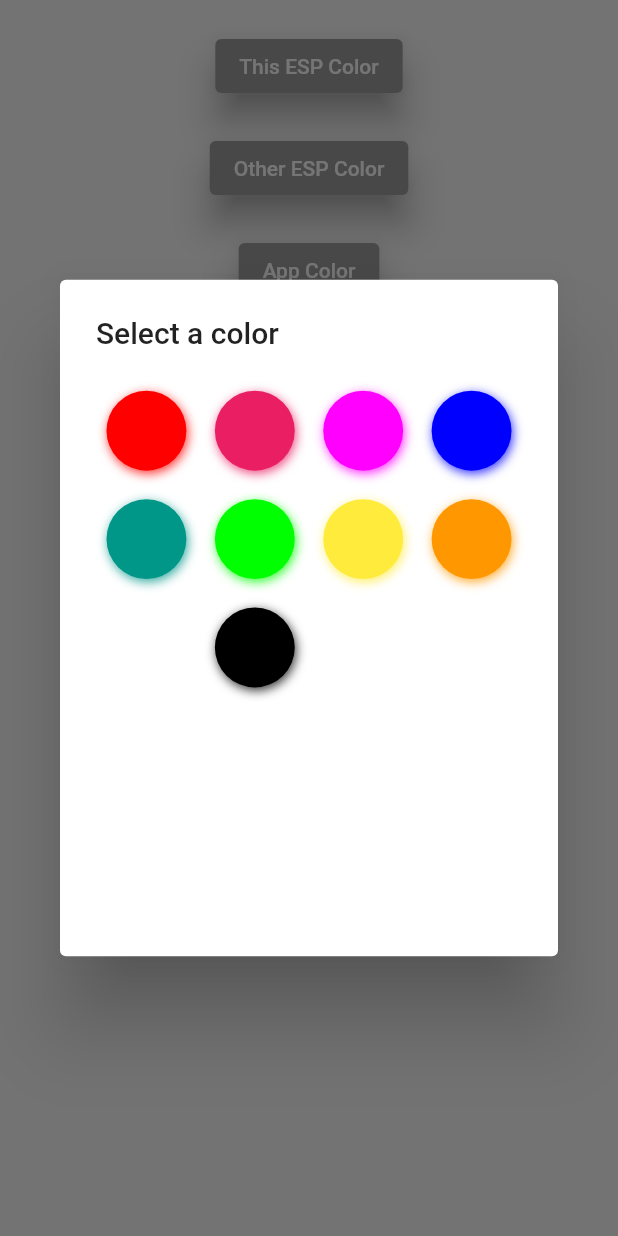
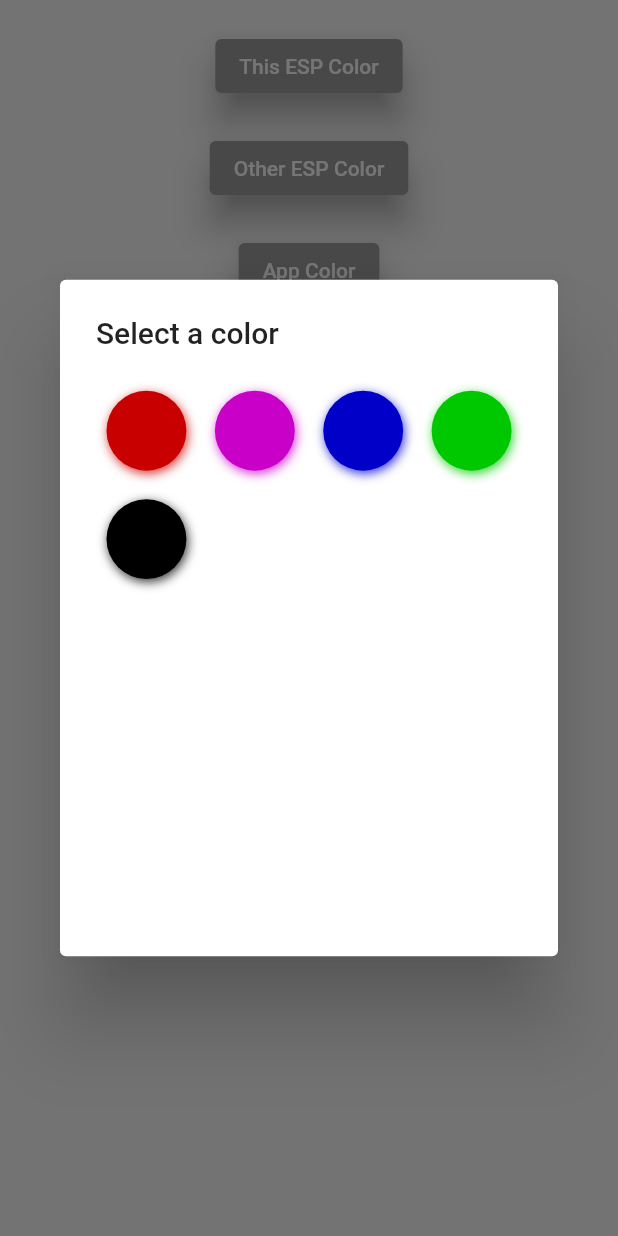
Before and after one commit to lidor51/WifiIntercom, a Flutter app: the BlockColorPickerFlutter widget shown alone on an empty page, opened directly with empty values, after a tap on "This ESP Color", on a phone screen of 412 x 824 dp. Run offline on Flutter 3.47's test engine with Material 2 defaults, Android fonts, the phone set to English and light mode, and no system bars; drawn by our look-alikes of flutter_colorpicker; our stand-ins replace flutter_blue, logger, permission_handler; missing offline and left inert: dart:ffi, flutter_sound, flutter_sound_platform_interface; statements that could not run were skipped.

Commit message:
Wifi Intercom Project

```diff
--- a/app/lib/block_picker.dart
+++ b/app/lib/block_picker.dart
@@ -9,24 +9,24 @@ import 'constants.dart';
 import 'headers.dart';
 
 const List<Color> colors = [
-  Color.fromRGBO(255, 0, 0, 1), //red
-  Colors.pink,
-  Color.fromRGBO(255, 0, 255, 1), //purple
+  Color.fromRGBO(200, 0, 0, 1), //red
+  // Colors.pink,
+  Color.fromRGBO(200, 0, 200, 1), //purple
   //Colors.deepPurple,
   //Colors.indigo,
-  Color.fromRGBO(0, 0, 255, 1), //blue
+  Color.fromRGBO(0, 0, 200, 1), //blue
   //Colors.lightBlue,
   //Colors.cyan,
-  Colors.teal,
-  Color.fromRGBO(0, 255, 0, 1), //green
+  //Colors.teal,
+  Color.fromRGBO(0, 200, 0, 1), //green
   //Colors.lightGreen,
   //Colors.lime,
-  Colors.yellow,
+  //Colors.yellow,
   //Colors.amber,
-  Colors.orange,
+  //Colors.orange,
   //Colors.deepOrange,
   //Colors.brown,
-  Color.fromRGBO(255, 255, 255, 1), //white
+  //Color.fromRGBO(255, 255, 255, 1), //white
   //Colors.blueGrey,
   Colors.black,
 ];
@@ -111,44 +111,10 @@ class _BlockColorPickerFlutterState extends State<BlockColorPickerFlutter> {
     writeConfig(widget.deviceId, widget.thisESPColor, widget.otherESPColor, widget.appColor);
   }
 
-
-  Future<String> get _localPath async {
-    final directory = await getApplicationDocumentsDirectory();
-
-    return directory.path;
-  }
-
-  Future<File> _localFile(int id) async {
-    final path = await _localPath;
-    return File('$path/config$id.config');
-  }
-
   Future<bool> isConfigFileExist(int id) async {
     final path = await _localPath;
     var configFilePath ='$path/config$id.config';
     return File(configFilePath).exists();
-  }
-
-
-  Future<List<Color>> readConfig(int id) async {
-    print('READ $id');
-    final file = await _localFile(id);
-    try {
-
-      // Read the file
-      final contents = file.readAsStringSync();
-      var colors_values = json.decode(contents);
-      widget.thisESPColor = Color(colors_values[0]);
-      widget.otherESPColor = Color(colors_values[1]);
-      widget.appColor = Color(colors_values[2]);
-
-      return colors;
-    } catch (e) {
-      // If encountering an error, return 0
-      print(e.toString());
-      await file.delete();
-      return [Colors.red, Colors.green, Colors.blue];
-    }
   }
 
   Future<void> writeConfig(int id, Color color1, Color color2, Color color3) async {
@@ -162,13 +128,18 @@ class _BlockColorPickerFlutterState extends State<BlockColorPickerFlutter> {
 
   void initConfigColors(int id) {
     print('Init Config $id');
-    isConfigFileExist(id).then((res) {
+    isConfigFileExist(id).then((res) async {
       if (!res) {
-        writeConfig(id, Colors.red, Colors.green, Colors.blue);
+        writeConfig(id, Color.fromRGBO(200, 0, 0, 1), Color.fromRGBO(0, 200, 0, 1), Color.fromRGBO(0, 0, 200, 1));
+        print('!res');
       }
       else {
-        readConfig(id).then((config) {
-          print(config);
+        await readConfig(id).then((colors) {
+          print('else ${colors[1].green}');
+          widget.thisESPColor  = colors[0];
+          widget.otherESPColor = colors[1];
+          widget.appColor      = colors[2];
+          setState(() {});
         });
       }
     });
@@ -359,3 +330,39 @@ class _BlockColorPickerFlutterState extends State<BlockColorPickerFlutter> {
     );
   }
 }
+
+Future<String> get _localPath async {
+  final directory = await getApplicationDocumentsDirectory();
+
+  return directory.path;
+}
+
+Future<File> _localFile(int id) async {
+  final path = await _localPath;
+  return File('$path/config-$id.config');
+}
+
+Future<List<Color>> readConfig(int id) async {
+  print('READ $id');
+  final file = await _localFile(id);
+  try {
+
+    // Read the file
+    final contents = file.readAsStringSync();
+    var colors_values = json.decode(contents);
+    var thisESPColor = Color(colors_values[0]);
+    var otherESPColor = Color(colors_values[1]);
+    var appColor = Color(colors_values[2]);
+    print('try success ${appColor.blue}');
+    return [thisESPColor, otherESPColor, appColor];
+  } catch (e) {
+    // If encountering an error, return 0
+    print('catch');
+    try {
+      await file.delete();
+    } catch (e) {
+      // pss
+    }
+    return [Color.fromRGBO(200, 0, 0, 1), Color.fromRGBO(0, 200, 0, 1), Color.fromRGBO(0, 0, 200, 1)];
+  }
+}
```
Also changed, not shown: app/lib/main.dart (+59 -40 lines), 4 other files.
